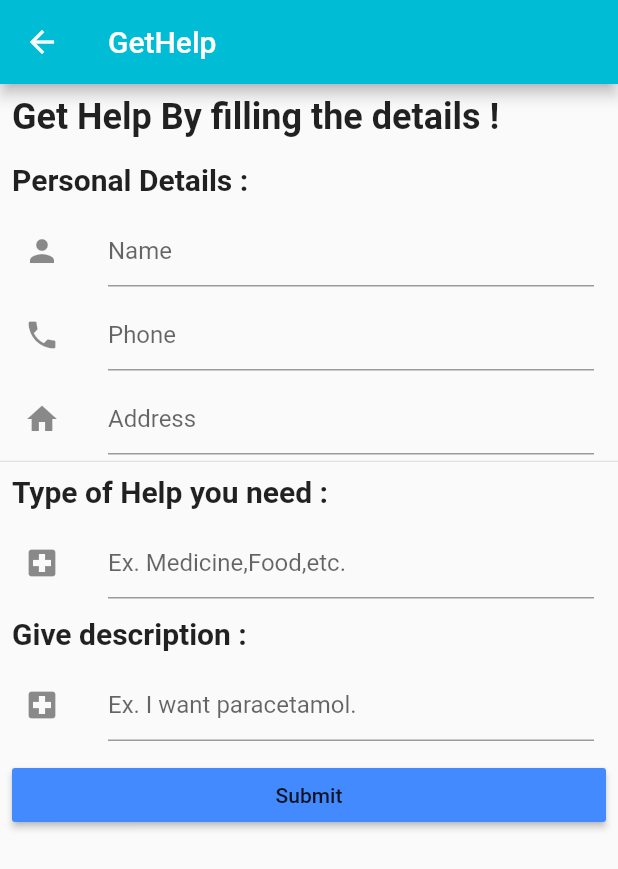
After one commit to yuktagopalani/Home-Care, a Flutter app: the GetHelp screen opened directly, after a tap on "Submit", on a phone screen of 412 x 824 dp. The commit adds this screen. Shown: the top 869 px of the screen. Run offline on Flutter 3.47's test engine with Material 2 defaults, Android fonts, the phone set to English and light mode, and no system bars; our stand-ins replace cloud_firestore, firebase_auth, geolocator, google_sign_in, shared_preferences; missing offline and left inert: cloud_firestore_platform_interface, cloud_firestore_web, firebase_auth_web, firebase_core_web, google_sign_in_web, shared_preferences_web; accounts and stored records are empty; Roboto replaces fonts that are missing (Montserrat).

Commit message:
Added gethelp form and synced with google firestore

```diff
--- /dev/null
+++ b/lib/screens/gethelp.dart
@@ -0,0 +1,218 @@
+import 'dart:convert';
+
+import 'package:flutter/material.dart';
+import 'package:wow/models/user.dart';
+import 'package:wow/utilities/sharedprefutility.dart';
+import 'package:wow/utilities/constants.dart';
+import 'package:firebase_auth/firebase_auth.dart';
+import 'package:cloud_firestore/cloud_firestore.dart';
+import 'package:cloud_firestore_platform_interface/cloud_firestore_platform_interface.dart';
+Firestore firestoreInstance;
+String address="",name="",phone="",desc="",type="";
+class GetHelp extends StatefulWidget {
+  @override
+  _GetHelpState createState() => _GetHelpState();
+}
+User userLoad;
+class _GetHelpState extends State<GetHelp> {
+
+    User user;
+  Future fetchUserDetailsFromSharedPref() async {
+    var result = await SharedPreferencesUtil.getStringValue(
+        Constants.USER_DETAIL_OBJECT);
+    Map valueMap = json.decode(result);
+    User user = User.fromJson(valueMap);
+    setState(() {
+      userLoad = user;
+      name=userLoad.name;
+      address=userLoad.address;
+      phone=userLoad.phone;
+    });
+  }
+    TextEditingController a,b,c,d,e;
+    void _onPressed() async{
+//      name=a.text;
+//      phone=b.text;
+//      address=c.text;
+//      type=d.text;
+//      desc=e.text;
+      final _firestoreUser =
+      Firestore.instance.collection("helplist");
+      var firebaseUser = await FirebaseAuth.instance.currentUser();
+      final userDoc = _firestoreUser.document(userLoad.uid);
+      userDoc.get().then(
+            (docsnapshot) => {
+          //if (docsnapshot.exists)
+          //  {print('Snapshot exists with docID $uid')}
+          //else
+          //  {
+          //print('No existance of doc with docID 123'),
+          _firestoreUser.document(userLoad.uid.toString()).setData(
+            {
+              "uid" : userLoad.uid,
+              "name" : name,
+              "address" : address,
+              "desc" : desc,
+              "type" : type,
+              "phone" : phone,
+              "lat" :userLoad.lat,
+              "long": userLoad.long,
+            },
+          ),
+        },
+      );
+//      firestoreInstance.collection("helplist").document(firebaseUser.uid).setData(
+//          {
+//            "uid" : userLoad.uid,
+//            "name" : name,
+//            "address" : address,
+//             "desc" : desc,
+//            "type" : type,
+//             "phone" : phone,
+//            "lat" :userLoad.lat,
+//            "long": userLoad.long,
+//
+//          }
+//          ).then((value){
+//    print("Success");
+//    });
+    }
+  @override
+  void initState() {
+    // TODO: implement initState
+    super.initState();
+    fetchUserDetailsFromSharedPref();
+  }
+
+  @override
+  Widget build(BuildContext context) {
+    return new Scaffold(
+      appBar: new AppBar(
+        title: new Text('GetHelp'),
+
+      ),
+      body: ListView(
+
+          children: <Widget>[
+            Padding(
+              padding: const EdgeInsets.all(8.0),
+              child: Text(
+                "Get Help By filling the details !",style: TextStyle(
+                fontSize: 24,
+                fontWeight: FontWeight.bold,
+              ),
+              ),
+            ),
+            Padding(
+              padding: const EdgeInsets.all(8.0),
+              child: Text(
+                "Personal Details :",style: TextStyle(
+                fontSize: 20,
+                fontWeight: FontWeight.bold,
+              ),
+              ),
+            ),
+            new ListTile(
+              leading: const Icon(Icons.person),
+              title: TextFormField(
+                  initialValue: userLoad.name,
+                decoration: new InputDecoration(
+                  hintText: "Name",
+                ),
+                onChanged: (value){
+                    name=value;
+                },
+                controller: a,
+              ),
+            ),
+            new ListTile(
+              leading: const Icon(Icons.phone),
+              title: new TextFormField(
+                initialValue: userLoad.phone,
+                decoration: new InputDecoration(
+                  hintText: "Phone",
+                ),
+                onChanged: (value){
+                  phone=value;
+                },
+                controller: b,
+              ),
+            ),
+            new ListTile(
+              leading: const Icon(Icons.home),
+              title: new TextFormField(
+                initialValue: userLoad.address,
+                decoration: new InputDecoration(
+                  hintText: "Address",
+                ),
+                onChanged: (value){
+                  address=value;
+                },
+                controller: c,
+              ),
+            ),
+            const Divider(
+              height: 1.0,
+            ),
+           Padding(
+             padding: const EdgeInsets.all(8.0),
+             child: Text(
+               "Type of Help you need :", style: TextStyle(
+               fontSize: 20,
+               fontWeight: FontWeight.bold,
+             ),
+             ),
+           ),
+            new ListTile(
+              leading: const Icon(Icons.local_hospital),
+              title: new TextFormField(
+
+                decoration: new InputDecoration(
+                  hintText: "Ex. Medicine,Food,etc.",
+                ),
+                onChanged: (value){
+                  type=value;
+                },
+                controller: d,
+              ),
+
+            ),
+            Padding(
+              padding: const EdgeInsets.all(8.0),
+              child: Text(
+                "Give description :", style: TextStyle(
+                fontSize: 20,
+                fontWeight: FontWeight.bold,
+              ),
+              ),
+            ),
+            new ListTile(
+              leading: const Icon(Icons.local_hospital),
+              title: new TextFormField(
+
+                decoration: new InputDecoration(
+                  hintText: "Ex. I want paracetamol.",
+                ),
+                onChanged: (value){
+                  desc=value;
+                },
+                controller: e,
+              ),
+            ),
+            Padding(
+              padding: const EdgeInsets.all(8.0),
+              child: MaterialButton(
+                child: Text("Submit"),
+          color: Colors.blueAccent,
+                onPressed: (){
+
+                      _onPressed();
+                },
+              ),
+            )
+
+          ],
+        ),
+    );
+  }
+}
--- a/lib/screens/home.dart
+++ b/lib/screens/home.dart
@@ -2,13 +2,24 @@ import 'package:flutter/material.dart';
 import 'package:wow/utilities/signinutility.dart';
 import 'package:wow/screens/userdetails.dart';
 import '../utilities/signinutility.dart';
+import 'package:wow/screens/gethelp.dart';
 class Home extends StatelessWidget {
   @override
   Widget build(BuildContext context) {
     return Scaffold(
-      body: Container(
+      body: Center(
+        child: Container(
           child: Center(
-          child: MaterialButton(
+            child: Column(
+              children: [
+                MaterialButton(
+                  child: Text('GetHelp'),
+                  onPressed: (){
+                    Navigator.of(context).push(MaterialPageRoute(
+                        builder: (context) => GetHelp()));
+                  },
+                ),
+                MaterialButton(
                 child: Text('Sign Out'),
                 color: Colors.red,
                 onPressed: (){
@@ -18,7 +29,12 @@ class Home extends StatelessWidget {
                   Navigator.of(context).push(MaterialPageRoute(
                       builder: (context) => UserDetails()));
                 },
+              ),
+
+              ],
+
             )
+          ),
         ),
       ),
     );
--- /dev/null
+++ b/lib/services/location.dart
@@ -0,0 +1,21 @@
+import 'package:geolocator/geolocator.dart';
+class Location{
+  double latitude;
+  double longitude;
+
+
+
+  Future<void> getLocation() async
+  {
+    try{
+      Position position = await Geolocator().getLastKnownPosition(desiredAccuracy: LocationAccuracy.low);
+      print(position);
+      latitude=position.latitude;
+      longitude=position.longitude;
+    }
+    catch(e){
+      print(e);
+    }
+  }
+
+}
```
Also changed, not shown: 4 other files. Lines whose indentation alone changed are shown as unchanged.
